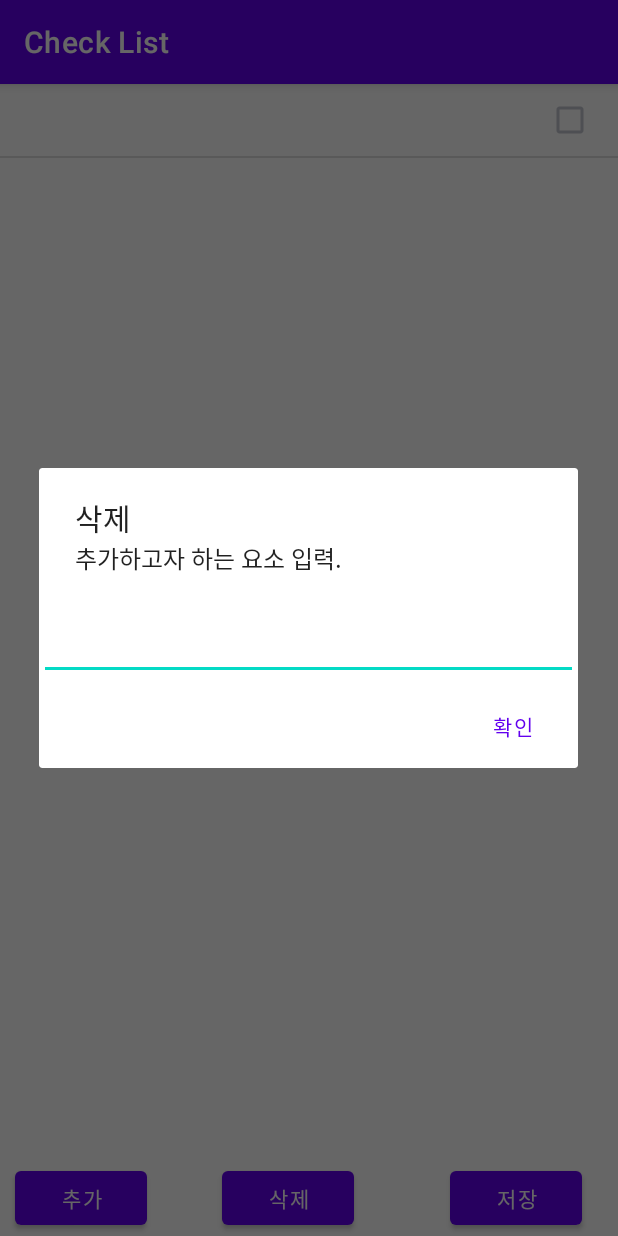
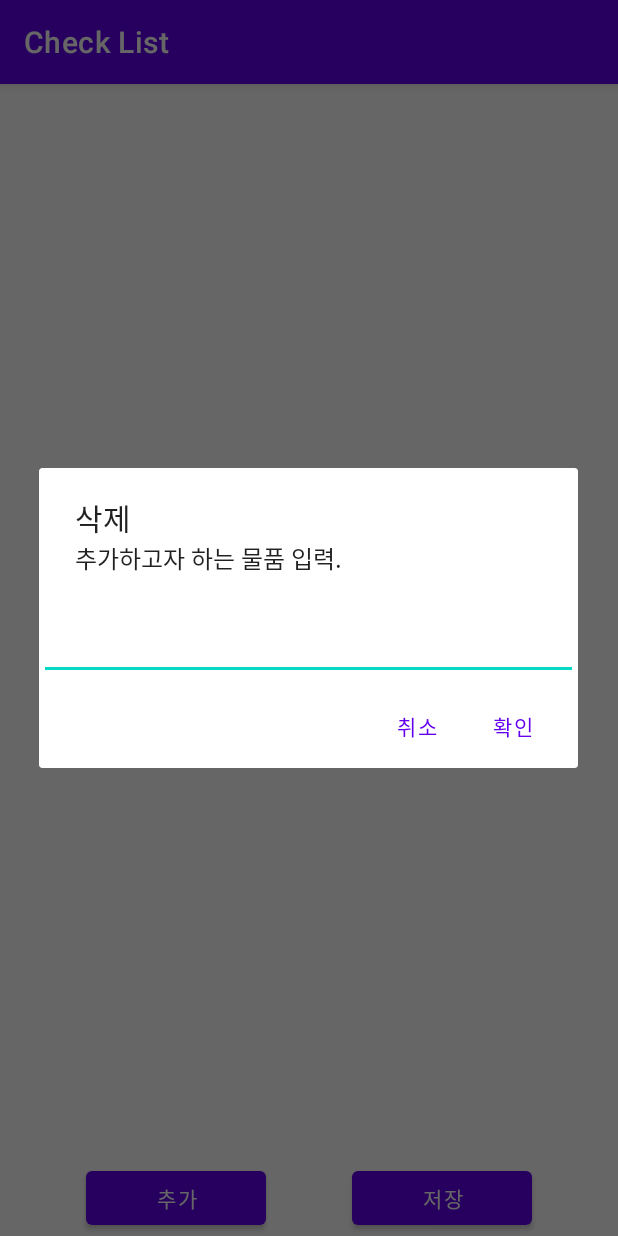
Before and after one commit to hooooooooong/MobileProg, an Android app: the CheckListActivity screen opened directly, with no data from a screen before it, after a tap on "추가", on a phone screen of 412 x 824 dp. Run offline under Robolectric (Android 15) with nearby library versions, the phone set to English and light mode, and no system bars; 2 other taps on this screen came first.

Commit message:
체크리스트 수정
삭제기능 longClick으로 수정
물품이 전부 없을 때, 마지막 아이템이 삭제되지 않는 버그 수정

```diff
--- a/TeamProject/app/src/main/java/com/example/teamproject/CheckListActivity.java
+++ b/TeamProject/app/src/main/java/com/example/teamproject/CheckListActivity.java
@@ -37,7 +37,7 @@ public class CheckListActivity extends AppCompatActivity {
         setContentView(R.layout.activity_checklist);
         checkedString = fileRead(FILECHECKED);
         checkListString = fileRead(FILELIST);
-        CheckList();
+        checkListAdapt();
         AdapterView.OnItemClickListener a = new AdapterView.OnItemClickListener() {
             @Override
             public void onItemClick(AdapterView<?> adapterView, View view, int i, long l) {
@@ -46,9 +46,10 @@ public class CheckListActivity extends AppCompatActivity {
             }
         };
         checkListView.setOnItemClickListener(a);
+        longClickDelete();
     }
 
-    public void CheckList(){
+    public void checkListAdapt(){
         String []stringCheckList = checkListString.split("/");
         String []checkedList = checkedString.split("/");
         listItem = new ArrayList<>(Arrays.asList(stringCheckList));
@@ -56,6 +57,13 @@ public class CheckListActivity extends AppCompatActivity {
         checkListView = findViewById(R.id.regionListView);
         checkListView.setChoiceMode(ListView.CHOICE_MODE_MULTIPLE);
         checkListView.setAdapter(adapter);
+        //아무것도 없는 상황의 경우, stringCheckList는 null이 아니라 [""]임.
+        if (stringCheckList[0].equals("")){
+            ArrayList <String> items = new ArrayList<String>();
+            adapter = new ArrayAdapter<String>(getApplicationContext(), android.R.layout.simple_list_item_multiple_choice, items);
+            checkListView.setAdapter(adapter);
+            return;
+        }
         int i = 0;
         for(String str : stringCheckList){
             for (String strc : checkedList)
@@ -90,26 +98,32 @@ public class CheckListActivity extends AppCompatActivity {
         System.out.println(arrayToString);
     }
 
-    public void onClickDelete(View view){
+    public void longClickDelete(){
+        checkListView.setOnItemLongClickListener(new AdapterView.OnItemLongClickListener() {
+            @Override
+            public boolean onItemLongClick(AdapterView<?> a_parent, View a_view, int a_position, long a_id) {
+                String []stringCheckList = checkListString.split("/");
+                delete(stringCheckList[a_position]);
+                return true;
+            }
+        });
+    }
+
+    public void delete(String target){
         AlertDialog.Builder builder = new AlertDialog.Builder(this);
-        builder.setTitle("삭제").setMessage("체크된 요소들이 삭제됩니다. 계속하시겠습니까?");
-        builder.setPositiveButton("YES", new DialogInterface.OnClickListener(){
+        builder.setTitle("삭제").setMessage("해당 물품을 삭제하시겠습니까?");
+        builder.setPositiveButton("예", new DialogInterface.OnClickListener(){
             @Override
             public void onClick(DialogInterface dialog, int id)
             {
-                String []stringCheckList = checkListString.split("/");
-                SparseBooleanArray checkedItems = checkListView.getCheckedItemPositions();
-                int count = adapter.getCount();
-                for (int i = 0; i < count; i++) {
-                    if (checkedItems.get(i)) {
-                        String temp = stringCheckList[i] + "/";
-                        checkListString = checkListString.replace(temp,"");
-                        CheckList();
-                    }
-                }
+                checkListString = checkListString.replace(target + "/","");
+                checkedString = checkedString.replace(target + "/","");
+                checkListString = checkListString.replace(target,"");
+                checkedString = checkedString.replace(target,"");
+                checkListAdapt();
             }
         });
-        builder.setNegativeButton("NO", new DialogInterface.OnClickListener(){
+        builder.setNegativeButton("아니오", new DialogInterface.OnClickListener(){
             @Override
             public void onClick(DialogInterface dialog, int id)
             {
@@ -122,25 +136,36 @@ public class CheckListActivity extends AppCompatActivity {
     public void onClickAppend(View view){
         EditText edittext = new EditText(this);
         AlertDialog.Builder builder = new AlertDialog.Builder(this);
-        builder.setTitle("삭제").setMessage("추가하고자 하는 요소 입력.").setView(edittext);
+        builder.setTitle("삭제").setMessage("추가하고자 하는 물품 입력.").setView(edittext);
         builder.setPositiveButton("확인", new DialogInterface.OnClickListener(){
             @Override
             public void onClick(DialogInterface dialog, int id)
             {
                 String []stringCheckList = checkListString.split("/");
                 String append_str = edittext.getText().toString();
-                if (Arrays.asList(stringCheckList).contains(append_str))
+                if (append_str.equals("")){
+                    Toast.makeText(getApplicationContext(),"추가하고자 하는 물품을 입력해 주세요.", Toast.LENGTH_SHORT).show();
+                }
+                else if (append_str.contains("/")){
+                    Toast.makeText(getApplicationContext(),"특수문자 / 는 포함 할 수 없습니다.", Toast.LENGTH_SHORT).show();
+                }
+                else if (Arrays.asList(stringCheckList).contains(append_str))
                     Toast.makeText(getApplicationContext(),"이미 존재합니다.", Toast.LENGTH_SHORT).show();
                 else{
                     checkListString += append_str +"/";
-                    CheckList();
+                    checkListAdapt();
                 }
+            }
+        });
+        builder.setNegativeButton("취소", new DialogInterface.OnClickListener(){
+            @Override
+            public void onClick(DialogInterface dialog, int id)
+            {
             }
         });
         AlertDialog alertDialog = builder.create();
         alertDialog.show();
     }
-    //test
 
     public void fileWrite(String fileName ,String toWrite){
         //파일 쓰기
@@ -155,7 +180,7 @@ public class CheckListActivity extends AppCompatActivity {
 
     public String fileRead(String fileName){
         String ret = "";
-        //아래 코드는 텍스트파일 내용을 불러오는 과정이다.
+        //파일 읽기
         try {
             FileInputStream fis = openFileInput(fileName);
             byte[] buffer = new byte[fis.available()];
--- a/TeamProject/app/src/main/res/layout/activity_checklist.xml
+++ b/TeamProject/app/src/main/res/layout/activity_checklist.xml
@@ -20,34 +20,22 @@
 
         <Button
             android:id="@+id/append_button"
-            android:layout_width="wrap_content"
+            android:layout_width="120dp"
             android:layout_height="wrap_content"
-            android:layout_marginStart="10dp"
+            android:onClick="onClickAppend"
             android:text="추가"
-            android:onClick="onClickAppend"
+            app:layout_constraintEnd_toStartOf="@+id/save_button"
             app:layout_constraintStart_toStartOf="parent"
             app:layout_constraintTop_toTopOf="parent" />
 
         <Button
-            android:id="@+id/delete_button"
-            android:layout_width="wrap_content"
+            android:id="@+id/save_button"
+            android:layout_width="120dp"
             android:layout_height="wrap_content"
-            android:layout_marginStart="50dp"
-            android:text="삭제"
-            android:onClick="onClickDelete"
+            android:onClick="onClickSave"
+            android:text="저장"
+            app:layout_constraintEnd_toEndOf="parent"
             app:layout_constraintStart_toEndOf="@+id/append_button"
-            app:layout_constraintTop_toTopOf="parent" />
-
-        <Button
-            android:id="@+id/save_button"
-            android:layout_width="wrap_content"
-            android:layout_height="wrap_content"
-            android:layout_marginStart="50dp"
-            android:layout_marginEnd="10dp"
-            android:text="저장"
-            android:onClick="onClickSave"
-            app:layout_constraintEnd_toEndOf="parent"
-            app:layout_constraintStart_toEndOf="@+id/delete_button"
             app:layout_constraintTop_toTopOf="parent" />
     </androidx.constraintlayout.widget.ConstraintLayout>
 
```
